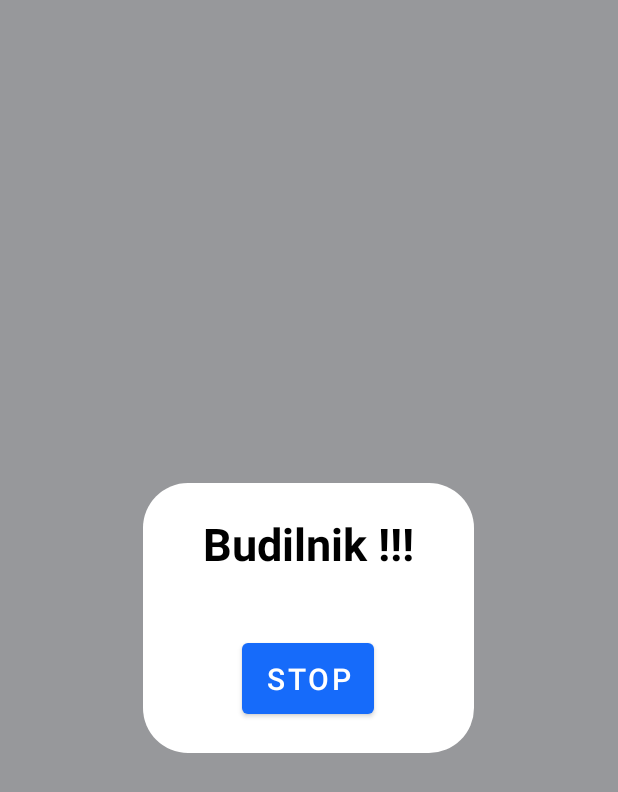
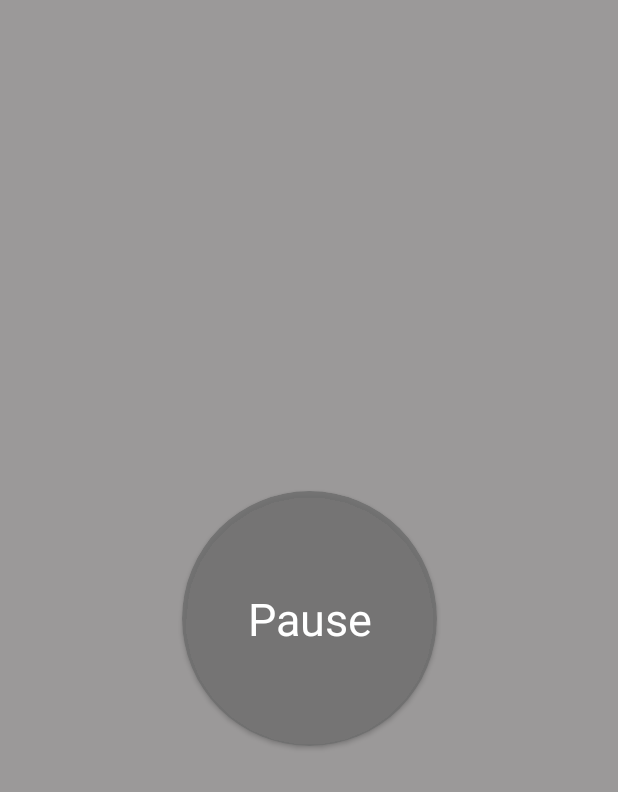
Before and after one commit to JahongirmirzoDv/Alarm-clock-app, an Android app: the FragmentAlarm screen opened through its navigation route, on a phone screen of 412 x 824 dp. Shown: the top 792 px of the screen. Run offline under Robolectric (Android 15) with nearby library versions, the phone set to English and light mode, and no system bars; 2 statements that could not run were skipped.

Commit message:
Alarm clock app

```diff
--- a/app/src/main/java/com/straz/task_7_6_alarm_clock/adapters/AdapterHome.kt
+++ b/app/src/main/java/com/straz/task_7_6_alarm_clock/adapters/AdapterHome.kt
@@ -1,18 +1,20 @@
 package com.straz.task_7_6_alarm_clock.adapters
 
 import android.annotation.SuppressLint
+import android.content.Context
 import android.view.LayoutInflater
 import android.view.ViewGroup
 import androidx.recyclerview.widget.RecyclerView
 import com.straz.task_7_6_alarm_clock.R
-import com.straz.task_7_6_alarm_clock.`object`.APP
-import com.straz.task_7_6_alarm_clock.`object`.getDate
-import com.straz.task_7_6_alarm_clock.`object`.weeks
-import com.straz.task_7_6_alarm_clock.`object`.zero
+import com.straz.task_7_6_alarm_clock.`object`.*
 import com.straz.task_7_6_alarm_clock.databinding.RvItemBinding
 import com.straz.task_7_6_alarm_clock.models.AlarmTime
 
-class AdapterHome(val list: ArrayList<AlarmTime>, val listener: ItemSelectListener) :
+class AdapterHome(
+    val list: ArrayList<AlarmTime>,
+    val listener: ItemSelectListener,
+    var context: Context
+) :
     RecyclerView.Adapter<AdapterHome.Vh>() {
     inner class Vh(val itemV: RvItemBinding) : RecyclerView.ViewHolder(itemV.root) {
         @SuppressLint("SetTextI18n")
@@ -48,6 +50,9 @@ class AdapterHome(val list: ArrayList<AlarmTime>, val listener: ItemSelectListen
 
             itemV.switchAlarm.setOnCheckedChangeListener {
                 listener.onCheckedChanged(alarm, pos, it)
+                if (!it) {
+                    cancelAlarm(context, alarm)
+                }
             }
             itemV.lHome.setOnLongClickListener {
                 listener.onLongClick(alarm, pos)
--- a/app/src/main/java/com/straz/task_7_6_alarm_clock/ui/FragmentAlarm.kt
+++ b/app/src/main/java/com/straz/task_7_6_alarm_clock/ui/FragmentAlarm.kt
@@ -27,6 +27,7 @@ class FragmentAlarm : Fragment() {
             mediaPlayer = null
             val gson = Gson()
             val alarm = gson.fromJson(CURRENT_ALARM_PREF, AlarmTime::class.java)
+            alarm.soundness = false
             cancelAlarm(requireContext(), alarm)
             findNavController().popBackStack()
         }
--- a/app/src/main/java/com/straz/task_7_6_alarm_clock/ui/FragmentHome.kt
+++ b/app/src/main/java/com/straz/task_7_6_alarm_clock/ui/FragmentHome.kt
@@ -67,7 +67,7 @@ class FragmentHome : Fragment() {
                     setChangedItem(pos, alarmTime)
 
                 }
-            })
+            },requireContext())
             b.recyclerView.adapter = adapter
             setTitles()
             initAlarmAdd()
@@ -129,7 +129,7 @@ class FragmentHome : Fragment() {
             val map = HashMap<Long, AlarmTime>()
             filter1.forEach { alar ->
                 if (alar.date > 0) {
-                    map.put(alar.date, alar)
+                    map[alar.date] = alar
                 } else if (alar.days.filter { it }.isNotEmpty()) {
                     for (i in weeks.indices) {
                         if (alar.days[i]) {
--- a/app/src/main/res/layout/fragment_add_alarm.xml
+++ b/app/src/main/res/layout/fragment_add_alarm.xml
@@ -243,7 +243,6 @@
             android:id="@+id/switch_vibrate"
             android:layout_width="wrap_content"
             android:layout_height="wrap_content"
-            android:layout_marginEnd="32dp"
             android:checked="true"
             app:layout_constraintBottom_toBottomOf="@+id/textView"
             app:layout_constraintEnd_toEndOf="parent"
--- a/app/src/main/res/layout/fragment_alarm.xml
+++ b/app/src/main/res/layout/fragment_alarm.xml
@@ -1,40 +1,38 @@
 <?xml version="1.0" encoding="utf-8"?>
-<LinearLayout xmlns:android="http://schemas.android.com/apk/res/android"
-    xmlns:tools="http://schemas.android.com/tools"
+<androidx.constraintlayout.widget.ConstraintLayout xmlns:android="http://schemas.android.com/apk/res/android"
+    xmlns:app="http://schemas.android.com/apk/res-auto"
     android:layout_width="match_parent"
     android:layout_height="match_parent"
-    android:background="@color/grey"
+    android:background="#B2706E6E"
     android:gravity="center"
-    android:orientation="vertical"
-    tools:context=".ActivityAlarm">
+    android:orientation="vertical">
 
-    <LinearLayout
-        android:layout_width="wrap_content"
-        android:layout_height="wrap_content"
-        android:background="@drawable/back_white_30"
-        android:orientation="vertical"
-        android:paddingHorizontal="@dimen/dp40"
-        android:paddingVertical="@dimen/dp20">
+    <androidx.cardview.widget.CardView
+        android:layout_width="170dp"
+        android:layout_height="170dp"
+        android:id="@+id/btnStop"
+        android:backgroundTint="#D36E6E6E"
+        android:clickable="true"
+        app:cardCornerRadius="200dp"
+        app:layout_constraintBottom_toBottomOf="parent"
+        app:layout_constraintLeft_toLeftOf="parent"
+        app:layout_constraintRight_toRightOf="parent"
+        app:layout_constraintTop_toTopOf="parent">
 
-        <TextView
-            android:layout_width="wrap_content"
-            android:layout_height="wrap_content"
-            android:layout_gravity="center_horizontal"
-            android:layout_marginBottom="@dimen/dp40"
-            android:gravity="center_horizontal"
-            android:text="Budilnik !!!"
-            android:textColor="@color/black"
-            android:textSize="@dimen/font30"
-            android:textStyle="bold" />
+        <LinearLayout
+            android:layout_width="match_parent"
+            android:layout_height="match_parent"
+            android:gravity="center">
 
-        <Button
-            android:id="@+id/btn_stop"
-            android:layout_width="wrap_content"
-            android:layout_height="wrap_content"
-            android:layout_gravity="center"
-            android:padding="@dimen/dp10"
-            android:text="Stop"
-            android:textSize="@dimen/dp20" />
-    </LinearLayout>
+            <TextView
+                android:layout_width="wrap_content"
+                android:layout_height="wrap_content"
+                android:text="Pause"
+                android:textAlignment="center"
+                android:textColor="@color/white"
+                android:textSize="30sp" />
+        </LinearLayout>
+    </androidx.cardview.widget.CardView>
 
-</LinearLayout>
+
+</androidx.constraintlayout.widget.ConstraintLayout>
```
Also changed, not shown: app/src/main/java/com/straz/task_7_6_alarm_clock/ui/FragmentAdd.kt (+12 -11 lines), app/src/main/java/com/straz/task_7_6_alarm_clock/ui/FragmentEdit.kt (+16 -15 lines).
